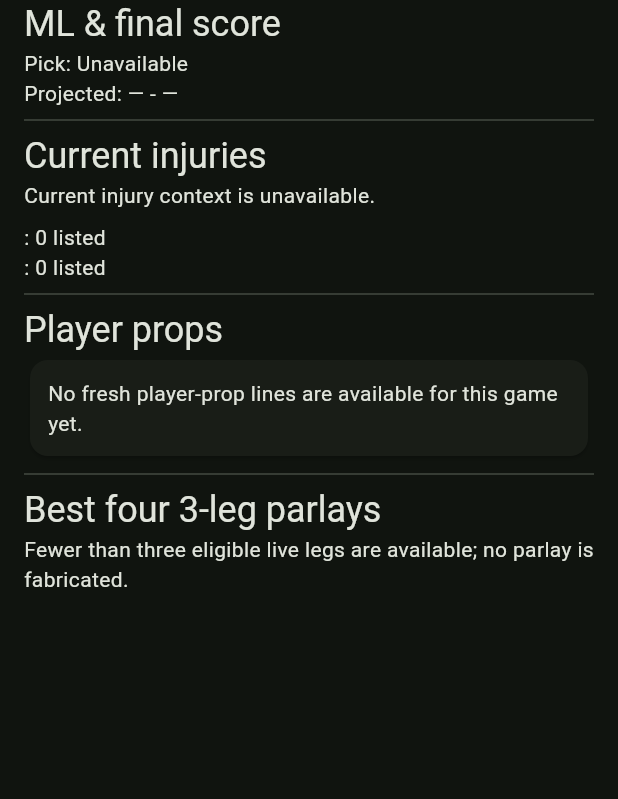
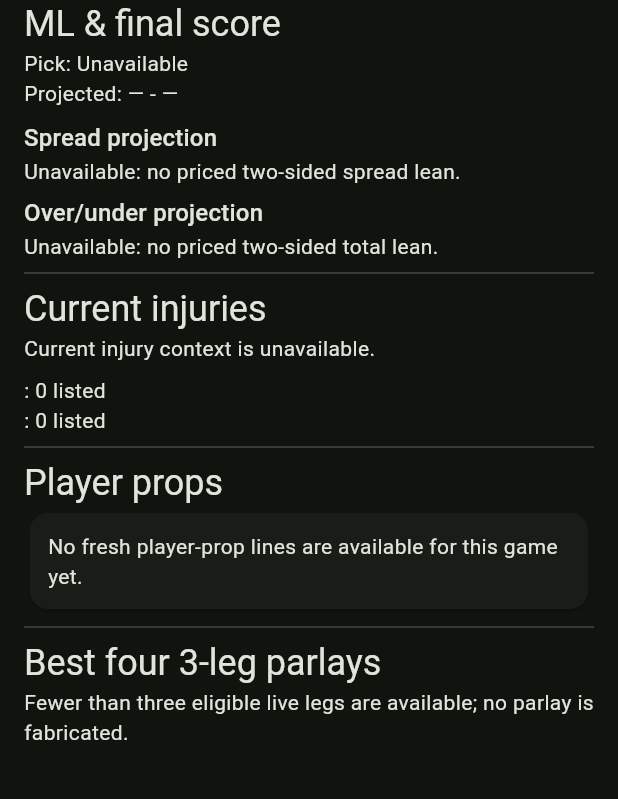
Before and after one commit to filthycashout/betp-app-, a Flutter app: the GameDetailScreen screen opened directly with empty values, on a phone screen of 412 x 824 dp, the part 198-997 px from its top. Run offline on Flutter 3.47's test engine with Material 3 defaults, Android fonts, the phone set to English and light mode, and no system bars; our stand-ins replace shared_preferences; accounts and stored records are empty; network calls fail.

Commit message:
Display structured spread and over under projections

```diff
--- a/lib/screens/game_detail.dart
+++ b/lib/screens/game_detail.dart
@@ -71,6 +71,12 @@ class _GameDetailScreenState extends State<GameDetailScreen> {
     final propStatus = props?['status']?.toString();
     final propMessage = props?['message']?.toString();
     final parl = List<dynamic>.from(parlays?['parlays'] ?? []);
+    final marketPredictions =
+        Map<String, dynamic>.from(d['market_predictions'] ?? {});
+    final spreadPrediction =
+        Map<String, dynamic>.from(marketPredictions['spread'] ?? {});
+    final totalPrediction =
+        Map<String, dynamic>.from(marketPredictions['total'] ?? {});
     final injuryReport = Map<String, dynamic>.from(d['injury_report'] ?? {});
     final homeInjuries = Map<String, dynamic>.from(injuryReport['home'] ?? {});
     final awayInjuries = Map<String, dynamic>.from(injuryReport['away'] ?? {});
@@ -97,6 +103,24 @@ class _GameDetailScreenState extends State<GameDetailScreen> {
                 leading: const Icon(Icons.insights),
                 title: Text('$r'),
               ),
+            ),
+            const SizedBox(height: 8),
+            Text('Spread projection', style: Theme.of(c).textTheme.titleMedium),
+            Text(
+              spreadPrediction['pick'] == null
+                  ? 'Unavailable: no priced two-sided spread lean.'
+                  : '${spreadPrediction['pick']} '
+                      '${spreadPrediction['line'] ?? '—'} • '
+                      '${spreadPrediction['probability'] is num ? ((spreadPrediction['probability'] as num) * 100).toStringAsFixed(1) : '—'}%',
+            ),
+            const SizedBox(height: 6),
+            Text('Over/under projection', style: Theme.of(c).textTheme.titleMedium),
+            Text(
+              totalPrediction['pick'] == null
+                  ? 'Unavailable: no priced two-sided total lean.'
+                  : '${totalPrediction['pick']} '
+                      '${totalPrediction['line'] ?? '—'} • '
+                      '${totalPrediction['probability'] is num ? ((totalPrediction['probability'] as num) * 100).toStringAsFixed(1) : '—'}%',
             ),
             const Divider(),
             Text('Current injuries', style: Theme.of(c).textTheme.headlineSmall),
```
